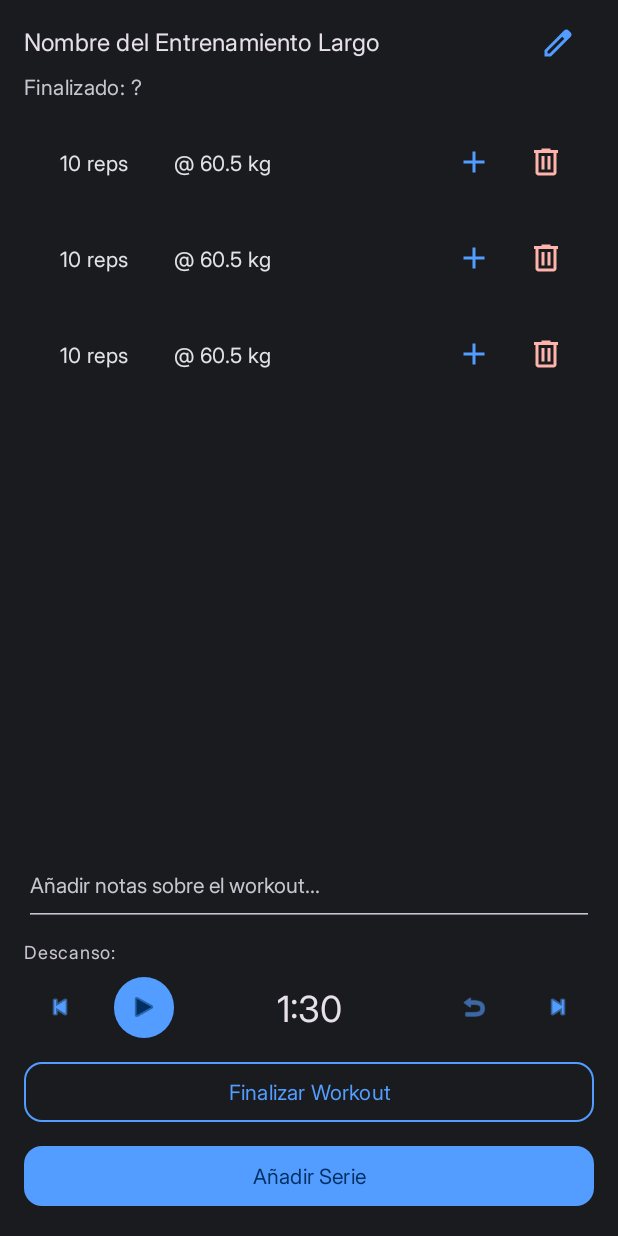
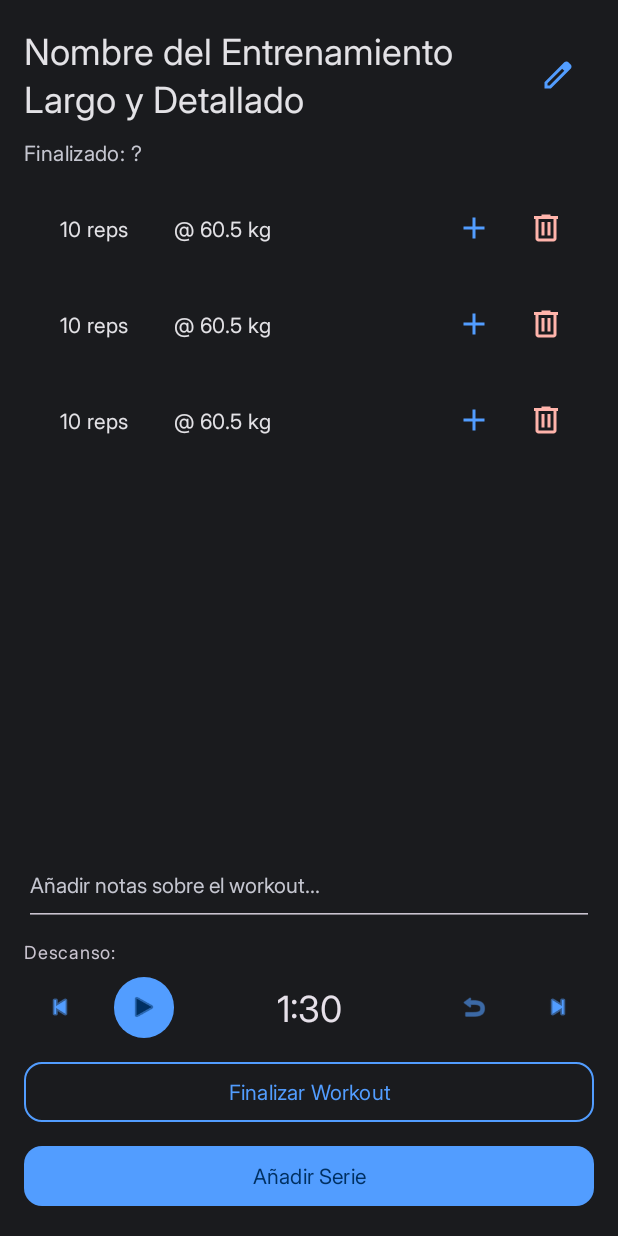
Before and after one commit to manuelduenascortes/GymTrackerViews, an Android app: the layout fragment_workout_detail.xml on its own in the app's theme, with its tools: preview values and no code run, on a phone screen of 412 x 824 dp. Run offline under Robolectric (Android 15) with nearby library versions, the phone set to English and light mode, and no system bars.

Commit message:
ajuste estetico

```diff
--- a/app/src/main/res/layout/fragment_workout_detail.xml
+++ b/app/src/main/res/layout/fragment_workout_detail.xml
@@ -15,11 +15,10 @@
         android:layout_width="0dp"
         android:layout_height="wrap_content"
         android:layout_marginEnd="8dp"
-        android:textAppearance="?attr/textAppearanceTitleMedium"
-        app:layout_constraintEnd_toStartOf="@+id/buttonEditWorkoutName"
+        android:textAppearance="?attr/textAppearanceHeadlineSmall" android:textColor="?attr/colorOnSurface" app:layout_constraintEnd_toStartOf="@+id/buttonEditWorkoutName"
         app:layout_constraintStart_toStartOf="parent"
         app:layout_constraintTop_toTopOf="parent"
-        tools:text="Nombre del Entrenamiento Largo" />
+        tools:text="Nombre del Entrenamiento Largo y Detallado" />
 
     <ImageButton
         android:id="@+id/buttonEditWorkoutName"
@@ -27,7 +26,8 @@
         android:layout_height="48dp"
         android:background="?attr/selectableItemBackgroundBorderless"
         android:contentDescription="Editar nombre del entrenamiento"
-        app:srcCompat="@drawable/edit_24px" app:tint="?attr/colorPrimary"
+        app:srcCompat="@drawable/edit_24px"
+        app:tint="?attr/colorPrimary"
         app:layout_constraintEnd_toEndOf="parent"
         app:layout_constraintTop_toTopOf="@+id/textViewWorkoutNameDetail"
         app:layout_constraintBottom_toBottomOf="@+id/textViewWorkoutNameDetail"
```
